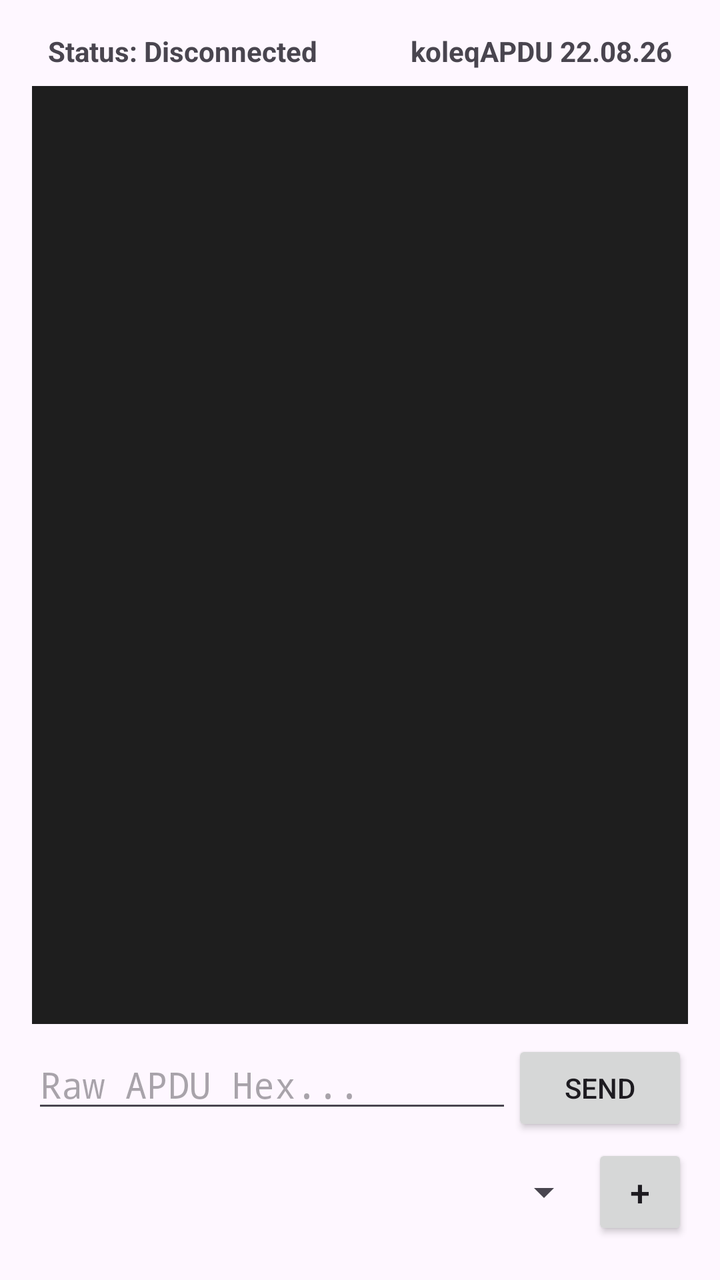
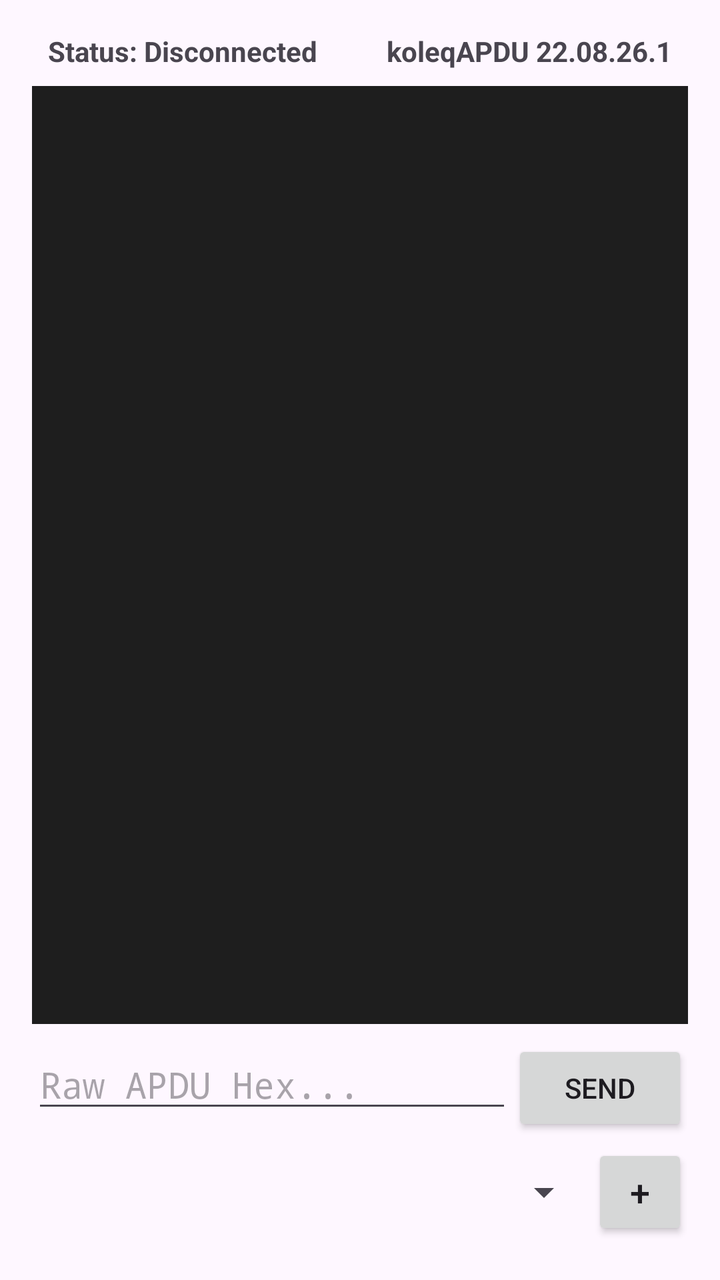

Before-and-after screenshots of an Android layout around one commit, followed by the original layout XML and the change that was made.
<!-- AndroidManifest.xml: application theme Theme.KoleqAPDU -->
<!-- res/layout/activity_main.xml -->
<?xml version="1.0" encoding="utf-8"?>
<LinearLayout xmlns:android="http://schemas.android.com/apk/res/android"
    android:layout_width="match_parent"
    android:layout_height="match_parent"
    android:orientation="vertical"
    android:padding="16dp"
    android:fitsSystemWindows="true">

    <LinearLayout
        android:layout_width="match_parent"
        android:layout_height="wrap_content"
        android:orientation="horizontal">

        <TextView
            android:id="@+id/statusTextView"
            android:layout_width="0dp"
            android:layout_height="wrap_content"
            android:layout_weight="1"
            android:text="Status: Disconnected"
            android:textSize="14sp"
            android:textStyle="bold"
            android:paddingLeft="8dp"
            android:paddingBottom="8dp"/>

        <TextView
            android:id="@+id/versionTextView"
            android:layout_width="0dp"
            android:layout_height="wrap_content"
            android:layout_weight="1"
            android:text="koleqAPDU 22.08.26"
            android:textSize="14sp"
            android:textStyle="bold"
            android:gravity="end"
            android:paddingRight="8dp"
            android:paddingBottom="8dp"/>

    </LinearLayout>

    
    <ScrollView
        android:layout_width="match_parent"
        android:layout_height="0dp"
        android:layout_weight="1"
        android:background="#1E1E1E"
        android:padding="8dp">

        <TextView
            android:id="@+id/logTextView"
            android:layout_width="match_parent"
            android:layout_height="wrap_content"
            android:fontFamily="monospace"
            android:textColor="#00FF00"
            android:textSize="12sp"
            android:textIsSelectable="true" />
    </ScrollView>

    
    <LinearLayout
        android:layout_width="match_parent"
        android:layout_height="wrap_content"
        android:orientation="horizontal"
        android:paddingTop="8dp"
        android:paddingBottom="4dp">

        <EditText
            android:id="@+id/apduInput"
            android:layout_width="0dp"
            android:layout_height="wrap_content"
            android:layout_weight="1"
            android:hint="Raw APDU Hex..."
            android:fontFamily="monospace"
            android:inputType="textCapCharacters"
            android:maxLines="1"/>

        <Button
            android:id="@+id/sendBtn"
            android:layout_width="wrap_content"
            android:layout_height="wrap_content"
            android:text="Send"/>
    </LinearLayout>

    
    <LinearLayout
        android:layout_width="match_parent"
        android:layout_height="wrap_content"
        android:orientation="horizontal"
        android:gravity="center_vertical"
        android:paddingBottom="4dp">

        <Spinner
            android:id="@+id/presetSpinner"
            android:layout_width="0dp"
            android:layout_height="wrap_content"
            android:layout_weight="1"/>

        <Button
            android:id="@+id/addPresetBtn"
            android:layout_width="wrap_content"
            android:layout_height="wrap_content"
            android:text="+"
            android:textSize="18sp"
            android:minWidth="48dp"/>
    </LinearLayout>

</LinearLayout>
<!-- resources referenced by this layout -->
<resources>
  <style name="Theme.KoleqAPDU" parent="Base.Theme.KoleqAPDU" />
  <style name="Base.Theme.KoleqAPDU" parent="Theme.Material3.DayNight.NoActionBar">
          
          
      </style>
</resources>

<!-- the commit's change to res/layout/activity_main.xml (unified diff, before → after) -->
@@ -27,7 +27,7 @@
             android:layout_width="0dp"
             android:layout_height="wrap_content"
             android:layout_weight="1"
-            android:text="koleqAPDU 22.08.26"
+            android:text="koleqAPDU 22.08.26.1"
             android:textSize="14sp"
             android:textStyle="bold"
             android:gravity="end"
